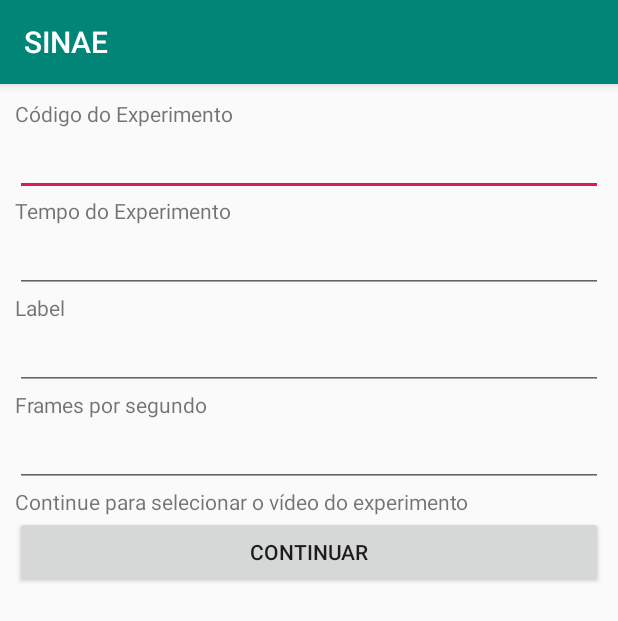
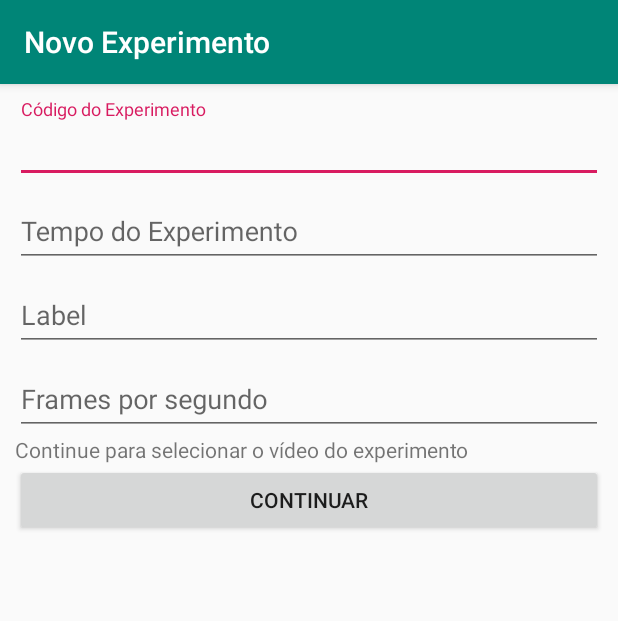
Before and after one commit to LaBECFar/sinae, an Android app: the screen it shows after launch (NovoExperimentoActivity), after a tap on an icon or button, on a phone screen of 412 x 824 dp. Shown: the top 621 px of the screen. Run offline under Robolectric (Android 15) with nearby library versions, the phone set to English and light mode, and no system bars; our stand-ins replace Room's generated code.

Commit message:
app: cadastro e listagem de experimentos

```diff
--- a/app/app/src/main/AndroidManifest.xml
+++ b/app/app/src/main/AndroidManifest.xml
@@ -9,9 +9,9 @@
         android:roundIcon="@mipmap/ic_launcher_round"
         android:supportsRtl="true"
         android:theme="@style/AppTheme">
-        <activity android:name=".NovoExperimentoActivity"></activity>
-        <activity android:name=".NovoExperimentoVideoActivity" />
-        <activity android:name=".MainActivity">
+        <activity android:name=".NovoExperimentoActivity" android:label="Novo Experimento"></activity>
+        <activity android:name=".NovoExperimentoVideoActivity" android:label="Novo Experimento" />
+        <activity android:name=".MainActivity" android:label="Experimentos">
             <intent-filter>
                 <action android:name="android.intent.action.MAIN" />
 
--- a/app/app/src/main/java/br/com/webgenium/sinae/MainActivity.kt
+++ b/app/app/src/main/java/br/com/webgenium/sinae/MainActivity.kt
@@ -10,8 +10,6 @@ import br.com.webgenium.sinae.room.Experimento
 import br.com.webgenium.sinae.room.ExperimentoDao
 import kotlinx.coroutines.flow.collect
 import kotlinx.coroutines.launch
-import androidx.recyclerview.widget.RecyclerView
-
 import br.com.webgenium.sinae.adapter.ExperimentoAdapter
 import androidx.recyclerview.widget.DividerItemDecoration
 import androidx.recyclerview.widget.LinearLayoutManager
@@ -19,9 +17,7 @@ import androidx.recyclerview.widget.LinearLayoutManager
 
 class MainActivity : AppCompatActivity() {
 
-    var mRecyclerView: RecyclerView? = null
     private var mAdapter: ExperimentoAdapter? = null
-
 
     private val db: AppDatabase by lazy {
         AppDatabase(this)
@@ -30,25 +26,29 @@ class MainActivity : AppCompatActivity() {
     private val dao: ExperimentoDao by lazy {
         db.experimentoDao()
     }
-    private var experimentos : List<Experimento>? = listOf()
+    private var experimentos : List<Experimento> = listOf()
 
     override fun onCreate(savedInstanceState: Bundle?) {
         super.onCreate(savedInstanceState)
         setContentView(R.layout.activity_main)
 
+        //setTitle("Experimentos")
+
         btn_novo_experimento.setOnClickListener {
             novoExperimento()
         }
 
+        setupRecycler()
+
         lifecycleScope.launch {
             dao?.all().collect { list ->
                 experimentos = list
+                mAdapter?.changeExperimentos(experimentos)
+
             }
         }
 
-        setupRecycler()
     }
-
 
     private fun novoExperimento(){
 
@@ -57,17 +57,16 @@ class MainActivity : AppCompatActivity() {
     }
 
     private fun setupRecycler() {
-        // Configurando o gerenciador de layout para ser uma lista.
+        this.mAdapter = ExperimentoAdapter(listOf())
+
         val layoutManager = LinearLayoutManager(this)
-        mRecyclerView?.setLayoutManager(layoutManager)
+        layoutManager.orientation = LinearLayoutManager.VERTICAL
 
-        // Adiciona o adapter que irá anexar os objetos à lista.
-        // Está sendo criado com lista vazia, pois será preenchida posteriormente.
-        mAdapter = ExperimentoAdapter(ArrayList(0))
-        mRecyclerView?.setAdapter(mAdapter)
+        recyclerview.layoutManager = layoutManager
+        recyclerview.adapter = this.mAdapter
 
         // Configurando um dividr entre linhas, para uma melhor visualização.
-        mRecyclerView?.addItemDecoration(
+        recyclerview.addItemDecoration(
             DividerItemDecoration(this, DividerItemDecoration.VERTICAL)
         )
     }
--- a/app/app/src/main/java/br/com/webgenium/sinae/adapter/ExperimentoAdapter.kt
+++ b/app/app/src/main/java/br/com/webgenium/sinae/adapter/ExperimentoAdapter.kt
@@ -18,18 +18,18 @@ class ExperimentoAdapter(experimentos: List<Experimento>) : RecyclerView.Adapter
     }
 
     override fun onBindViewHolder(holder: ExperimentoHolder, position: Int) {
-        holder.codigo.text = mExperimentos.get(index = position).codigo
+        holder.codigo.text = "Experimento " + mExperimentos.get(position).codigo
     }
 
     override fun getItemCount(): Int {
         return mExperimentos.size
     }
 
+    fun changeExperimentos(experimentos: List<Experimento>){
+        this.mExperimentos = experimentos
+        notifyDataSetChanged()
+    }
 
-
-    /*fun updateList(experimento: Experimento) {
-        insertItem(experimento)
-    }*/
 
     // Método responsável por inserir um novo usuário na lista
     //e notificar que há novos itens.
--- a/app/app/src/main/java/br/com/webgenium/sinae/room/AppDatabase.kt
+++ b/app/app/src/main/java/br/com/webgenium/sinae/room/AppDatabase.kt
@@ -4,11 +4,13 @@ import android.content.Context
 import androidx.room.Database
 import androidx.room.Room
 import androidx.room.RoomDatabase
+import androidx.room.TypeConverters
 
 @Database(
     entities = [Experimento::class, ImagemExperimento::class],
-    version = 1
+    version = 2
 )
+@TypeConverters(Converters::class)
 abstract class AppDatabase : RoomDatabase(){
     abstract fun experimentoDao(): ExperimentoDao
 
@@ -21,6 +23,6 @@ abstract class AppDatabase : RoomDatabase(){
             instance ?: buildDatabase(context).also { instance = it}
         }
 
-        private fun buildDatabase(context: Context) = Room.databaseBuilder(context, AppDatabase::class.java, "sinae.db").build()
+        private fun buildDatabase(context: Context) = Room.databaseBuilder(context, AppDatabase::class.java, "sinae.db").fallbackToDestructiveMigration().build()
     }
 }
--- a/app/app/src/main/res/layout/activity_main.xml
+++ b/app/app/src/main/res/layout/activity_main.xml
@@ -9,8 +9,8 @@
 
     <androidx.recyclerview.widget.RecyclerView
         android:id="@+id/recyclerview"
-        android:layout_width="0dp"
-        android:layout_height="0dp"
+        android:layout_width="match_parent"
+        android:layout_height="match_parent"
         android:background="@android:color/darker_gray"
         tools:listitem="@layout/experimento_listitem"
         app:layout_constraintBottom_toBottomOf="parent"
--- a/app/app/src/main/res/layout/activity_novo_experimento.xml
+++ b/app/app/src/main/res/layout/activity_novo_experimento.xml
@@ -15,56 +15,70 @@
 
 
         <!-- Código do Experimento -->
-        <TextView
+        <com.google.android.material.textfield.TextInputLayout
             android:layout_width="match_parent"
             android:layout_height="wrap_content"
-            android:text="Código do Experimento" />
+            android:hint="Código do Experimento">
 
-        <EditText
+            <com.google.android.material.textfield.TextInputEditText
                 android:layout_width="match_parent"
                 android:layout_height="wrap_content"
+                android:inputType="textVisiblePassword"
                 android:id="@+id/et_codigo"/>
+
+        </com.google.android.material.textfield.TextInputLayout>
 
 
 
         <!-- Tempo do Experimento -->
-        <TextView
+        <com.google.android.material.textfield.TextInputLayout
             android:layout_width="match_parent"
             android:layout_height="wrap_content"
-            android:text="Tempo do Experimento" />
+            android:hint="Tempo do Experimento">
 
-        <EditText
+            <com.google.android.material.textfield.TextInputEditText
                 android:layout_width="match_parent"
                 android:layout_height="wrap_content"
+                android:inputType="textVisiblePassword"
                 android:id="@+id/et_tempo"/>
+
+        </com.google.android.material.textfield.TextInputLayout>
 
 
 
         <!-- Label -->
-        <TextView
+        <com.google.android.material.textfield.TextInputLayout
             android:layout_width="match_parent"
             android:layout_height="wrap_content"
-            android:text="Label" />
+            android:hint="Label">
 
-        <EditText
+            <com.google.android.material.textfield.TextInputEditText
                 android:layout_width="match_parent"
                 android:layout_height="wrap_content"
+                android:inputType="textVisiblePassword"
                 android:id="@+id/et_label"/>
+
+        </com.google.android.material.textfield.TextInputLayout>
 
 
 
         <!-- Frames por segundo -->
-        <TextView
+        <com.google.android.material.textfield.TextInputLayout
             android:layout_width="match_parent"
             android:layout_height="wrap_content"
-            android:text="Frames por segundo" />
+            android:hint="Frames por segundo">
 
-        <EditText
+            <com.google.android.material.textfield.TextInputEditText
                 android:layout_width="match_parent"
                 android:layout_height="wrap_content"
+                android:inputType="number"
                 android:id="@+id/et_fps"/>
 
+        </com.google.android.material.textfield.TextInputLayout>
 
+
+
+        <!-- Continuar -->
         <LinearLayout
             android:layout_width="match_parent"
             android:layout_height="wrap_content"
```
Also changed, not shown: app/app/src/main/java/br/com/webgenium/sinae/NovoExperimentoActivity.kt (+8 -5 lines), app/app/src/main/java/br/com/webgenium/sinae/NovoExperimentoVideoActivity.kt (+41 -31 lines), app/app/src/main/java/br/com/webgenium/sinae/room/Converters.kt (added, +33 -0 lines), app/app/src/main/java/br/com/webgenium/sinae/room/Experimento.kt (+9 -8 lines), app/app/src/main/res/layout/activity_novo_experimento_video.xml (+8 -0 lines), app/app/src/main/res/layout/experimento_listitem.xml (+5 -2 lines). Lines whose indentation alone changed are shown as unchanged.
